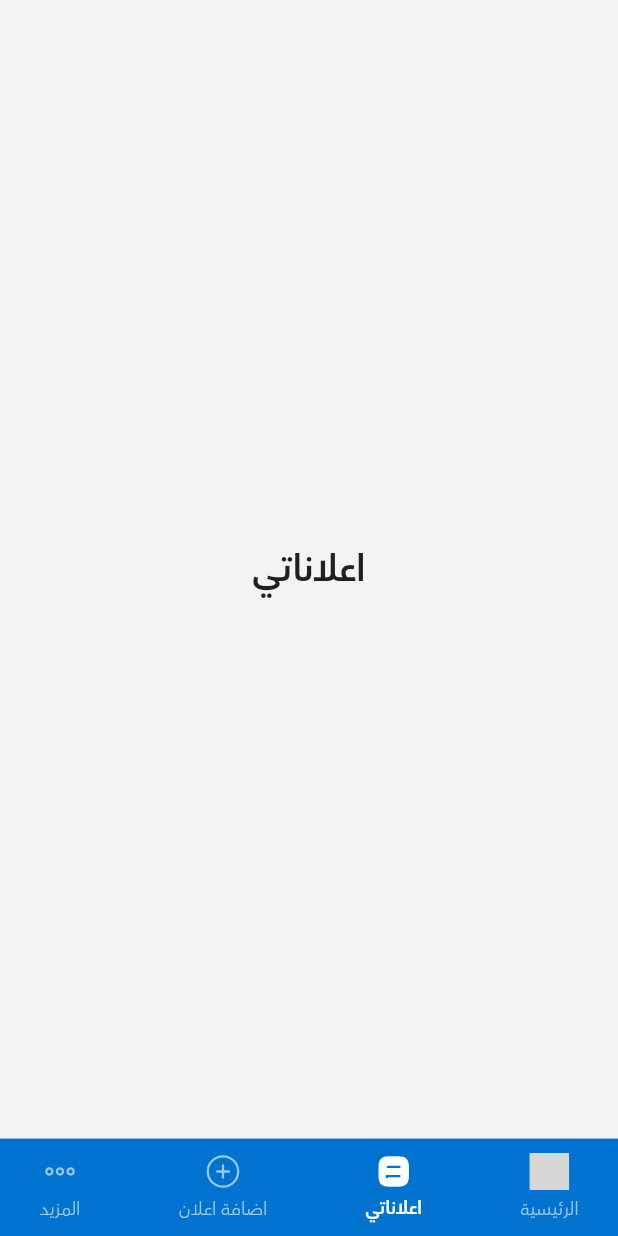
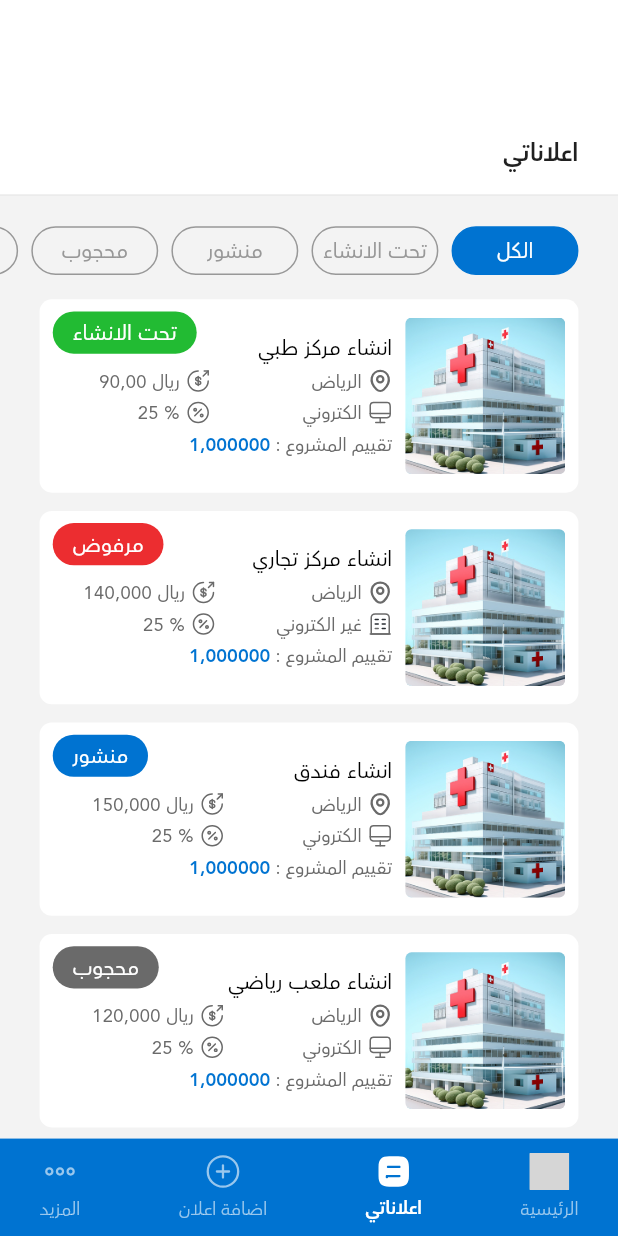
Before and after one commit to mu7ammad-3issa/MolTaqa-Tasks, a Flutter app: the MainScreen screen opened by its route, item 3 of the bottom bar chosen, on a phone screen of 412 x 824 dp. Run offline on Flutter 3.47's test engine with Material 3 defaults, Android fonts, the light colour scheme and no system bars; our stand-ins replace dio, flutter_screenutil, flutter_svg, get_it, pinput; grey boxes are pictures that could not be loaded.

Commit message:
Add My Ads Screen UI, status styles and colors for ads management
- Introduced new text styles for status indicators in app_styles.dart.
- Added color constants for status indicators (green, red, orange) in colors_manager.dart.
- Refactored MyAdsScreen to utilize state management for ad status filtering and display ads based on selected status.

```diff
--- a/week-2/seed/lib/core/theming/app_styles.dart
+++ b/week-2/seed/lib/core/theming/app_styles.dart
@@ -102,6 +102,27 @@ class AppStyles {
     fontWeight: FontWeightHelper.light,
     color: ColorsManager.textSecondary,
   );
+
+  // status styles
+  static TextStyle font14StatusGrayLight = TextStyle(
+    fontFamily: fontFamily,
+    fontSize: 14.sp,
+    fontWeight: FontWeightHelper.light,
+    color: ColorsManager.gray,
+  );
+
+  static TextStyle font14StatusWhiteMedium = TextStyle(
+    fontFamily: fontFamily,
+    fontSize: 14.sp,
+    fontWeight: FontWeightHelper.medium,
+    color: ColorsManager.white,
+  );
+  static TextStyle font14StatusWhiteLight = TextStyle(
+    fontFamily: fontFamily,
+    fontSize: 14.sp,
+    fontWeight: FontWeightHelper.light,
+    color: ColorsManager.white,
+  );
 }
 
 class TextStyles {
--- a/week-2/seed/lib/core/theming/colors_manager.dart
+++ b/week-2/seed/lib/core/theming/colors_manager.dart
@@ -11,4 +11,7 @@ class ColorsManager {
   static const Color lightGray = Color(0xFFF3F3F3);
   static const Color lightBlue = Color(0xFFECF0FE);
   static const Color gray = Color(0xFF989898);
+  static const Color statusGreen = Color(0xFF22BB33);
+  static const Color statusRed = Color(0xFFEC2D30);
+  static const Color statusOrange = Color(0xFFF4A517);
 }
--- /dev/null
+++ b/week-2/seed/lib/features/main/data/models/ad_model.dart
@@ -0,0 +1,25 @@
+import 'package:seed/features/main/data/models/ad_status.dart';
+
+class AdModel {
+  final String title;
+  final String location;
+  final String type;
+  final String amount;
+  final String percentage;
+  final String evaluation;
+  final String imageUrl;
+  final bool isElectronic;
+  final AdStatus status;
+
+  const AdModel({
+    required this.title,
+    required this.location,
+    required this.type,
+    required this.amount,
+    required this.percentage,
+    required this.evaluation,
+    required this.imageUrl,
+    required this.status,
+    this.isElectronic = true,
+  });
+}
--- /dev/null
+++ b/week-2/seed/lib/features/main/data/models/ad_status.dart
@@ -0,0 +1,31 @@
+import 'package:flutter/material.dart';
+import 'package:seed/core/theming/colors_manager.dart';
+
+enum AdStatus {
+  all('الكل'),
+  underConstruction('تحت الانشاء'),
+  published('منشور'),
+  hidden('محجوب'),
+  rejected('مرفوض'),
+  archived('مؤرشف');
+
+  final String label;
+  const AdStatus(this.label);
+
+  Color get backgroundColor {
+    switch (this) {
+      case AdStatus.all:
+        return ColorsManager.primary;
+      case AdStatus.underConstruction:
+        return ColorsManager.statusGreen;
+      case AdStatus.published:
+        return ColorsManager.primary;
+      case AdStatus.hidden:
+        return ColorsManager.textSecondary;
+      case AdStatus.rejected:
+        return ColorsManager.statusRed;
+      case AdStatus.archived:
+        return ColorsManager.statusOrange;
+    }
+  }
+}
--- a/week-2/seed/lib/features/main/presentation/screens/my_ads_screen.dart
+++ b/week-2/seed/lib/features/main/presentation/screens/my_ads_screen.dart
@@ -1,24 +1,105 @@
 import 'package:flutter/material.dart';
-import 'package:flutter_screenutil/flutter_screenutil.dart';
+import 'package:seed/core/constants/app_assets.dart';
+import 'package:seed/core/helpers/helper_methods/spacing.dart';
 import 'package:seed/core/theming/colors_manager.dart';
+import 'package:seed/features/main/data/models/ad_model.dart';
+import 'package:seed/features/main/data/models/ad_status.dart';
+import 'package:seed/features/main/presentation/widgets/ad_filter_chips.dart';
+import 'package:seed/features/main/presentation/widgets/ads_list.dart';
+import 'package:seed/features/main/presentation/widgets/my_ads_header.dart';
 
-class MyAdsScreen extends StatelessWidget {
+class MyAdsScreen extends StatefulWidget {
   const MyAdsScreen({super.key});
+
+  @override
+  State<MyAdsScreen> createState() => _MyAdsScreenState();
+}
+
+class _MyAdsScreenState extends State<MyAdsScreen> {
+  AdStatus _selectedStatus = AdStatus.all;
+
+  // Sample data
+  final List<AdModel> _ads = [
+    AdModel(
+      title: 'انشاء مركز طبي',
+      location: 'الرياض',
+      type: 'الكتروني',
+      amount: '90,00 ريال',
+      percentage: '25 %',
+      evaluation: '1,000000',
+      imageUrl: Assets.imagesProjectCard,
+      status: AdStatus.underConstruction,
+      isElectronic: true,
+    ),
+    AdModel(
+      title: 'انشاء مركز تجاري',
+      location: 'الرياض',
+      type: 'غير الكتروني',
+      amount: '140,000 ريال',
+      percentage: '25 %',
+      evaluation: '1,000000',
+      imageUrl: Assets.imagesProjectCard,
+      status: AdStatus.rejected,
+      isElectronic: false,
+    ),
+    AdModel(
+      title: 'انشاء فندق',
+      location: 'الرياض',
+      type: 'الكتروني',
+      amount: '150,000 ريال',
+      percentage: '25 %',
+      evaluation: '1,000000',
+      imageUrl: Assets.imagesProjectCard,
+      status: AdStatus.published,
+      isElectronic: true,
+    ),
+    AdModel(
+      title: 'انشاء ملعب رياضي',
+      location: 'الرياض',
+      type: 'الكتروني',
+      amount: '120,000 ريال',
+      percentage: '25 %',
+      evaluation: '1,000000',
+      imageUrl: Assets.imagesProjectCard,
+      status: AdStatus.hidden,
+      isElectronic: true,
+    ),
+    AdModel(
+      title: 'انشاء عمارة سكنية',
+      location: 'الرياض',
+      type: 'الكتروني',
+      amount: '80,000 ريال',
+      percentage: '25 %',
+      evaluation: '1,000000',
+      imageUrl: Assets.imagesProjectCard,
+      status: AdStatus.archived,
+      isElectronic: true,
+    ),
+  ];
+
+  void _onStatusChanged(AdStatus status) {
+    setState(() {
+      _selectedStatus = status;
+    });
+  }
 
   @override
   Widget build(BuildContext context) {
     return Scaffold(
       backgroundColor: ColorsManager.lightGray,
-      body: Center(
-        child: Text(
-          'اعلاناتي',
-          style: TextStyle(
-            fontFamily: 'Avenir',
-            fontSize: 24.sp,
-            fontWeight: FontWeight.w800,
-            color: ColorsManager.textPrimary,
+      body: Column(
+        children: [
+          const MyAdsHeader(),
+          verticalSpace(20),
+          AdFilterChips(
+            selectedStatus: _selectedStatus,
+            onStatusChanged: _onStatusChanged,
           ),
-        ),
+          verticalSpace(16),
+          Expanded(
+            child: AdsList(ads: _ads, selectedStatus: _selectedStatus),
+          ),
+        ],
       ),
     );
   }
--- /dev/null
+++ b/week-2/seed/lib/features/main/presentation/widgets/ad_card.dart
@@ -0,0 +1,53 @@
+import 'package:flutter/material.dart';
+import 'package:flutter_screenutil/flutter_screenutil.dart';
+import 'package:seed/features/home/presentation/widgets/project_card.dart';
+import 'package:seed/features/main/data/models/ad_status.dart';
+import 'package:seed/features/main/presentation/widgets/ad_status_badge.dart';
+
+class AdCard extends StatelessWidget {
+  final String title;
+  final String location;
+  final String type;
+  final String amount;
+  final String percentage;
+  final String evaluation;
+  final String imageUrl;
+  final bool isElectronic;
+  final AdStatus status;
+
+  const AdCard({
+    super.key,
+    required this.title,
+    required this.location,
+    required this.type,
+    required this.amount,
+    required this.percentage,
+    required this.evaluation,
+    required this.imageUrl,
+    required this.status,
+    this.isElectronic = true,
+  });
+
+  @override
+  Widget build(BuildContext context) {
+    return Stack(
+      children: [
+        ProjectCard(
+          title: title,
+          location: location,
+          type: type,
+          amount: amount,
+          percentage: percentage,
+          evaluation: evaluation,
+          imageUrl: imageUrl,
+          isElectronic: isElectronic,
+        ),
+        Positioned(
+          left: 8.w,
+          top: 8.h,
+          child: AdStatusBadge(status: status),
+        ),
+      ],
+    );
+  }
+}
--- /dev/null
+++ b/week-2/seed/lib/features/main/presentation/widgets/ad_filter_chip.dart
@@ -0,0 +1,43 @@
+import 'package:flutter/material.dart';
+import 'package:flutter_screenutil/flutter_screenutil.dart';
+import 'package:seed/core/theming/app_styles.dart';
+import 'package:seed/core/theming/colors_manager.dart';
+
+class AdFilterChip extends StatelessWidget {
+  final String label;
+  final bool isSelected;
+  final VoidCallback onTap;
+
+  const AdFilterChip({
+    super.key,
+    required this.label,
+    required this.isSelected,
+    required this.onTap,
+  });
+
+  @override
+  Widget build(BuildContext context) {
+    return GestureDetector(
+      onTap: onTap,
+      child: Container(
+        width: 77.w,
+        decoration: BoxDecoration(
+          color: isSelected ? ColorsManager.primary : Colors.transparent,
+          borderRadius: BorderRadius.circular(380.r),
+          border: Border.all(
+            color: isSelected ? ColorsManager.primary : ColorsManager.gray,
+            width: 1,
+          ),
+        ),
+        child: Center(
+          child: Text(
+            label,
+            style: isSelected
+                ? AppStyles.font14StatusWhiteMedium
+                : AppStyles.font14StatusGrayLight,
+          ),
+        ),
+      ),
+    );
+  }
+}
--- /dev/null
+++ b/week-2/seed/lib/features/main/presentation/widgets/ad_filter_chips.dart
@@ -0,0 +1,39 @@
+import 'package:flutter/material.dart';
+import 'package:flutter_screenutil/flutter_screenutil.dart';
+import 'package:seed/core/helpers/base_extensions/context/padding.dart';
+import 'package:seed/core/helpers/helper_methods/spacing.dart';
+import 'package:seed/features/main/data/models/ad_status.dart';
+import 'package:seed/features/main/presentation/widgets/ad_filter_chip.dart';
+
+class AdFilterChips extends StatelessWidget {
+  final AdStatus selectedStatus;
+  final ValueChanged<AdStatus> onStatusChanged;
+
+  const AdFilterChips({
+    super.key,
+    required this.selectedStatus,
+    required this.onStatusChanged,
+  });
+
+  @override
+  Widget build(BuildContext context) {
+    return SizedBox(
+      height: 32.h,
+      child: ListView.separated(
+        scrollDirection: Axis.horizontal,
+        reverse: true,
+        padding: context.symmetric(horizontal: 24.w),
+        itemCount: AdStatus.values.length,
+        separatorBuilder: (context, index) => horizontalSpace(8),
+        itemBuilder: (context, index) {
+          final status = AdStatus.values[index];
+          return AdFilterChip(
+            label: status.label,
+            isSelected: selectedStatus == status,
+            onTap: () => onStatusChanged(status),
+          );
+        },
+      ),
+    );
+  }
+}
--- /dev/null
+++ b/week-2/seed/lib/features/main/presentation/widgets/ad_status_badge.dart
@@ -0,0 +1,25 @@
+import 'package:flutter/material.dart';
+import 'package:flutter_screenutil/flutter_screenutil.dart';
+import 'package:seed/core/helpers/base_extensions/context/padding.dart';
+import 'package:seed/core/theming/app_styles.dart';
+import 'package:seed/features/main/data/models/ad_status.dart';
+
+class AdStatusBadge extends StatelessWidget {
+  final AdStatus status;
+
+  const AdStatusBadge({super.key, required this.status});
+
+  @override
+  Widget build(BuildContext context) {
+    if (status == AdStatus.all) return const SizedBox.shrink();
+
+    return Container(
+      padding: context.symmetric(horizontal: 12.w, vertical: 4.h),
+      decoration: BoxDecoration(
+        color: status.backgroundColor,
+        borderRadius: BorderRadius.circular(380.r),
+      ),
+      child: Text(status.label, style: AppStyles.font14StatusWhiteLight),
+    );
+  }
+}
--- /dev/null
+++ b/week-2/seed/lib/features/main/presentation/widgets/ads_list.dart
@@ -0,0 +1,44 @@
+import 'package:flutter/material.dart';
+import 'package:flutter_screenutil/flutter_screenutil.dart';
+import 'package:seed/core/helpers/base_extensions/context/padding.dart';
+import 'package:seed/core/helpers/helper_methods/spacing.dart';
+import 'package:seed/features/main/data/models/ad_model.dart';
+import 'package:seed/features/main/data/models/ad_status.dart';
+import 'package:seed/features/main/presentation/widgets/ad_card.dart';
+
+class AdsList extends StatelessWidget {
+  final List<AdModel> ads;
+  final AdStatus selectedStatus;
+
+  const AdsList({super.key, required this.ads, required this.selectedStatus});
+
+  List<AdModel> get _filteredAds {
+    if (selectedStatus == AdStatus.all) return ads;
+    return ads.where((ad) => ad.status == selectedStatus).toList();
+  }
+
+  @override
+  Widget build(BuildContext context) {
+    final filteredAds = _filteredAds;
+
+    return ListView.separated(
+      padding: context.symmetric(horizontal: 24.w),
+      itemCount: filteredAds.length,
+      separatorBuilder: (context, index) => verticalSpace(12),
+      itemBuilder: (context, index) {
+        final ad = filteredAds[index];
+        return AdCard(
+          title: ad.title,
+          location: ad.location,
+          type: ad.type,
+          amount: ad.amount,
+          percentage: ad.percentage,
+          evaluation: ad.evaluation,
+          imageUrl: ad.imageUrl,
+          isElectronic: ad.isElectronic,
+          status: ad.status,
+        );
+      },
+    );
+  }
+}
--- /dev/null
+++ b/week-2/seed/lib/features/main/presentation/widgets/my_ads_header.dart
@@ -0,0 +1,35 @@
+import 'package:flutter/material.dart';
+import 'package:flutter_screenutil/flutter_screenutil.dart';
+import 'package:seed/core/helpers/base_extensions/context/padding.dart';
+import 'package:seed/core/helpers/helper_methods/spacing.dart';
+import 'package:seed/core/theming/app_styles.dart';
+import 'package:seed/core/theming/colors_manager.dart';
+
+class MyAdsHeader extends StatelessWidget {
+  const MyAdsHeader({super.key});
+
+  @override
+  Widget build(BuildContext context) {
+    return Container(
+      width: double.infinity,
+      decoration: BoxDecoration(
+        color: ColorsManager.white,
+        border: Border(
+          bottom: BorderSide(color: ColorsManager.lighterGray, width: 1),
+        ),
+      ),
+      child: Column(
+        children: [
+          verticalSpace(89),
+          Padding(
+            padding: context.only(right: 24.w, bottom: 16.h),
+            child: Align(
+              alignment: Alignment.centerRight,
+              child: Text('اعلاناتي', style: AppStyles.font16TextPrimaryHeavy),
+            ),
+          ),
+        ],
+      ),
+    );
+  }
+}
```
Also changed, not shown: week-2/seed/assets/icons/arrow-down.svg (added).
